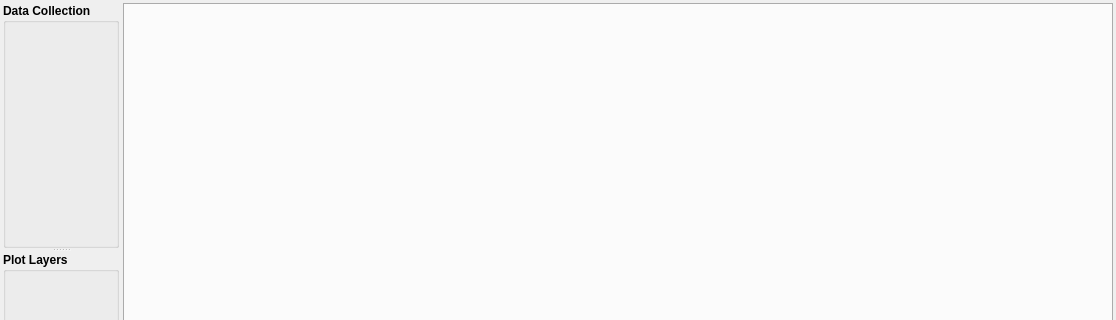
glue-viz/glue, file glue/app/qt/application.ui: the form before one commit; both pictures show x 0 to 1116 and y 0 to 320 of the 1116 by 749 pixel window.
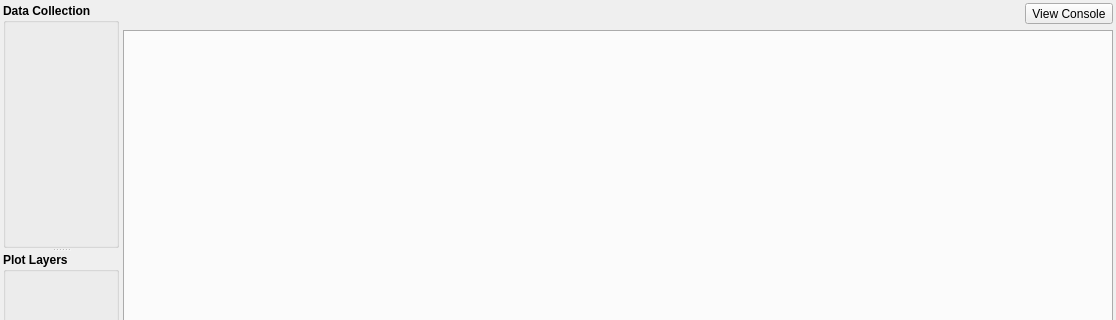
The form after the commit.

Commit message: Put selection modes in toolbar above canvas and move console button to more obvious location and make into a tool button

What changed in the file:
```diff
--- a/glue/app/qt/application.ui
+++ b/glue/app/qt/application.ui
@@ -84,6 +84,42 @@
        </property>
       </widget>
      </widget>
+     <widget class="QWidget" name="verticalLayoutWidget">
+      <layout class="QVBoxLayout" name="layout_right">
+       <property name="leftMargin">
+        <number>0</number>
+       </property>
+       <property name="topMargin">
+        <number>0</number>
+       </property>
+       <item>
+        <layout class="QHBoxLayout" name="layout_top">
+         <item>
+          <spacer name="horizontalSpacer">
+           <property name="orientation">
+            <enum>Qt::Horizontal</enum>
+           </property>
+           <property name="sizeHint" stdset="0">
+            <size>
+             <width>40</width>
+             <height>20</height>
+            </size>
+           </property>
+          </spacer>
+         </item>
+         <item>
+          <widget class="QToolButton" name="button_console">
+           <property name="toolTip">
+            <string>View Errors and Warnings</string>
+           </property>
+           <property name="text">
+            <string>View Console</string>
+           </property>
+          </widget>
+         </item>
+        </layout>
+       </item>
+       <item>
      <widget class="QTabWidget" name="tabWidget">
       <property name="enabled">
        <bool>true</bool>
@@ -121,6 +157,9 @@
       <property name="movable">
        <bool>true</bool>
       </property>
+        </widget>
+       </item>
+      </layout>
      </widget>
     </widget>
    </item>
```
Lines whose indentation alone changed are shown as unchanged. The commit also changes 2 other files.
